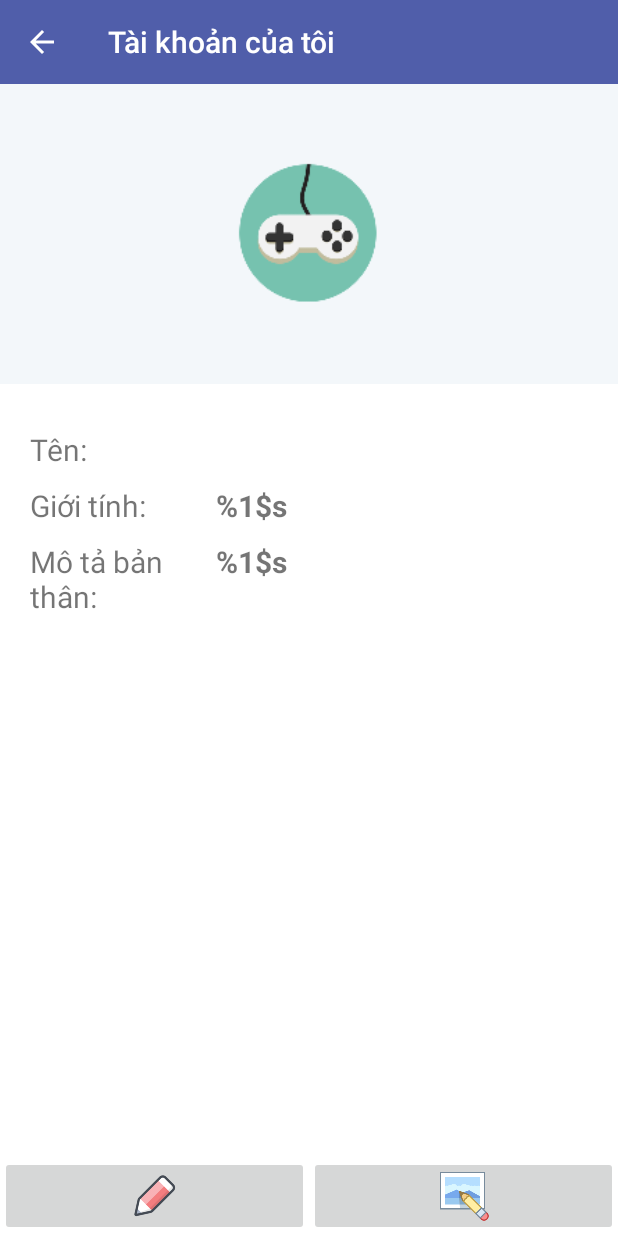
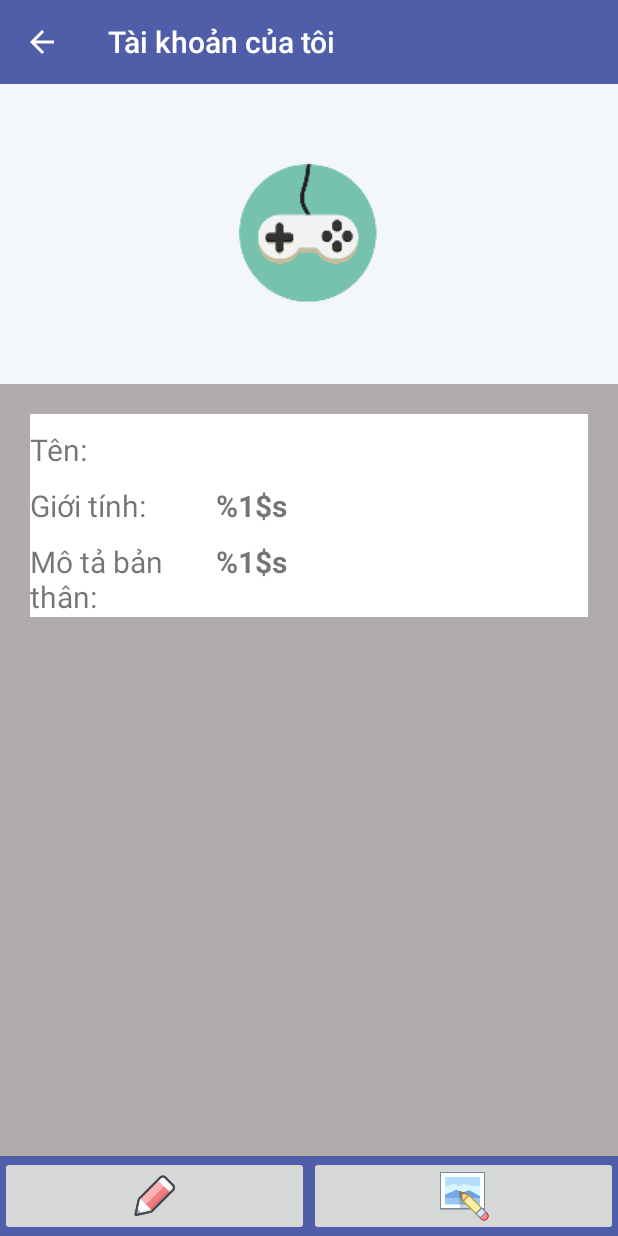
Before and after one commit to vietcuongk99/HowLongYouPlay, an Android app: the AccountActivity screen opened directly, with no data from a screen before it, on a phone screen of 412 x 824 dp. Run offline under Robolectric (Android 15) with nearby library versions, the phone set to English and light mode, and no system bars; our stand-ins replace CircleImageView, Firebase (no records; nobody signed in at launch, a user with empty details on screens opened directly), Picasso; libraries missing offline, so code that uses them is left out: com.rengwuxian.materialedittext.

Commit message:
tùy chỉnh các thành phần trong giao diện cài đặt tài khoản

```diff
--- a/app/src/main/AndroidManifest.xml
+++ b/app/src/main/AndroidManifest.xml
@@ -1,6 +1,9 @@
 <?xml version="1.0" encoding="utf-8"?>
 <manifest xmlns:android="http://schemas.android.com/apk/res/android"
     package="com.kdc.howlongyouplay">
+    <uses-permission android:name="android.permission.INTERNET" />
+    <uses-permission android:name="ANDROID.PERMISSION.READ_EXTERNAL_STORAGE"/>
+    <uses-permission android:name="ANDROID.PERMISSION.WRITE_EXTERNAL_STORAGE"/>
 
     <application
         android:allowBackup="true"
--- a/app/src/main/java/com/kdc/howlongyouplay/AccountActivity.java
+++ b/app/src/main/java/com/kdc/howlongyouplay/AccountActivity.java
@@ -23,6 +23,7 @@ import android.widget.ImageView;
 import android.widget.ProgressBar;
 import android.widget.RadioButton;
 import android.widget.RadioGroup;
+import android.widget.RelativeLayout;
 import android.widget.TextView;
 import android.widget.Toast;
 
@@ -60,8 +61,10 @@ public class AccountActivity extends AppCompatActivity {
     private StorageReference firebaseStorage;
     private FirebaseAuth mAuth;
 
+    private RelativeLayout choose_img;
     private ImageView new_avatar;
     private String newName, newInfor, genderPicked;
+    private TextView action_choose_img;
     private static final int PICK_IMAGE_REQUEST = 1;
 
     @Override
@@ -170,9 +173,11 @@ public class AccountActivity extends AppCompatActivity {
 
                 ImageButton add_btn = view.findViewById(R.id.add_btn);
                 ImageButton close_btn = view.findViewById(R.id.close_btn);
-                Button choose_image = view.findViewById(R.id.choose_image);
+//                Button choose_image = view.findViewById(R.id.choose_image);
                 final ProgressBar progressBar = view.findViewById(R.id.progress_horizontal);
                 new_avatar = view.findViewById(R.id.new_avatar);
+                choose_img = view.findViewById(R.id.choose_img);
+                action_choose_img = view.findViewById(R.id.action_choose_img);
 
                 //hiển thị dialog
                 builder.setTitle("Thay đổi ảnh đại diện");
@@ -181,12 +186,23 @@ public class AccountActivity extends AppCompatActivity {
                  final AlertDialog dialog = builder.show();
 
                 // xử lý sự kiện khi click nút chọn ảnh
-                choose_image.setOnClickListener(new View.OnClickListener() {
+//                choose_image.setOnClickListener(new View.OnClickListener() {
+//                    @Override
+//                    public void onClick(View v) {
+//                        chooseImage();
+//                    }
+//                });
+
+                // xử lý sự kiện khi click vào khung ảnh
+                choose_img.setOnClickListener(new View.OnClickListener() {
                     @Override
                     public void onClick(View v) {
+                        action_choose_img.setVisibility(View.GONE);
                         chooseImage();
                     }
                 });
+
+
 
                 // xử lý sự kiện khi nhấn xác nhân/đóng
                 add_btn.setOnClickListener(new View.OnClickListener() {
--- a/app/src/main/res/layout/activity_account.xml
+++ b/app/src/main/res/layout/activity_account.xml
@@ -33,7 +33,8 @@
                 android:id="@+id/gamelog_detail"
                 android:layout_width="match_parent"
                 android:layout_height="wrap_content"
-                android:orientation="vertical">
+                android:orientation="vertical"
+                android:background="#B1ABAB">
                 <!--ảnh bìa và ảnh đại diện -->
                 <RelativeLayout
                     android:layout_width="match_parent"
@@ -63,7 +64,7 @@
 
                 <RelativeLayout
                     android:layout_width="match_parent"
-                    android:layout_height="match_parent"
+                    android:layout_height="wrap_content"
                     android:orientation="vertical"
                     android:background="#FFFFFF"
                     android:layout_margin="20dp">
@@ -166,9 +167,8 @@
             android:id="@+id/group_action"
             android:layout_width="match_parent"
             android:layout_height="wrap_content"
-            android:layout_marginTop="10dp"
             android:layout_alignParentBottom="true"
-            android:background="#FFFFFF"
+            android:background="#505EAA"
             android:orientation="horizontal">
 
             <ImageButton
```
Also changed, not shown: app/src/main/res/layout/dialog_edit_avatar.xml (+36 -12 lines), app/src/main/res/layout/dialog_edit_information.xml (+22 -11 lines).
